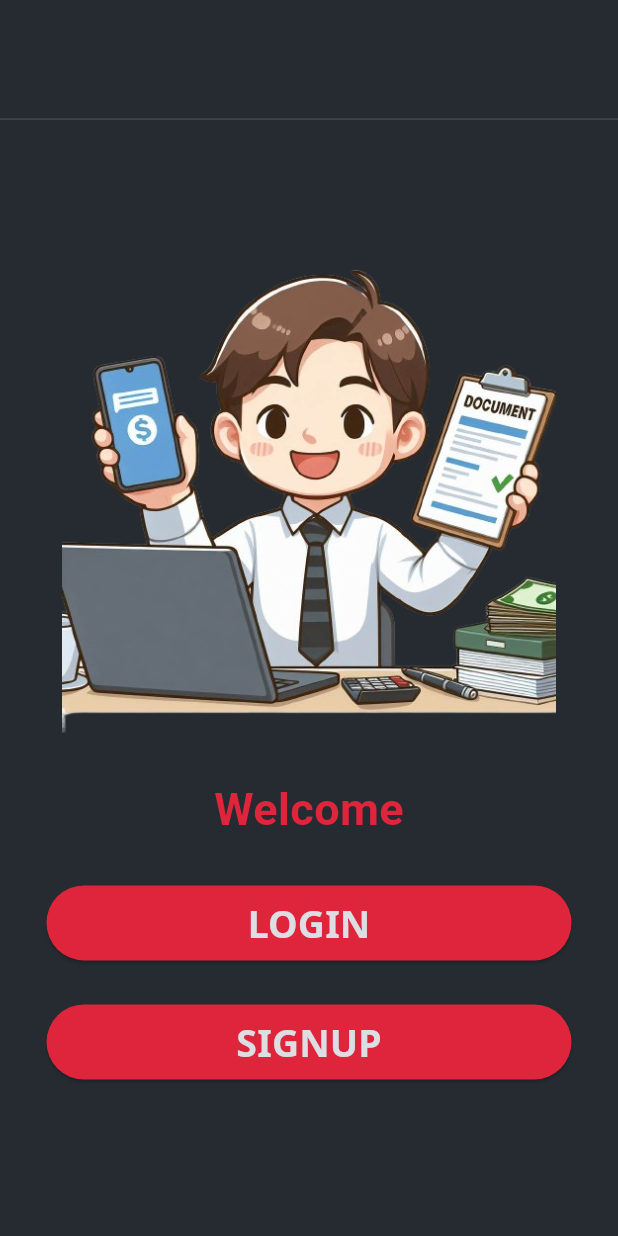
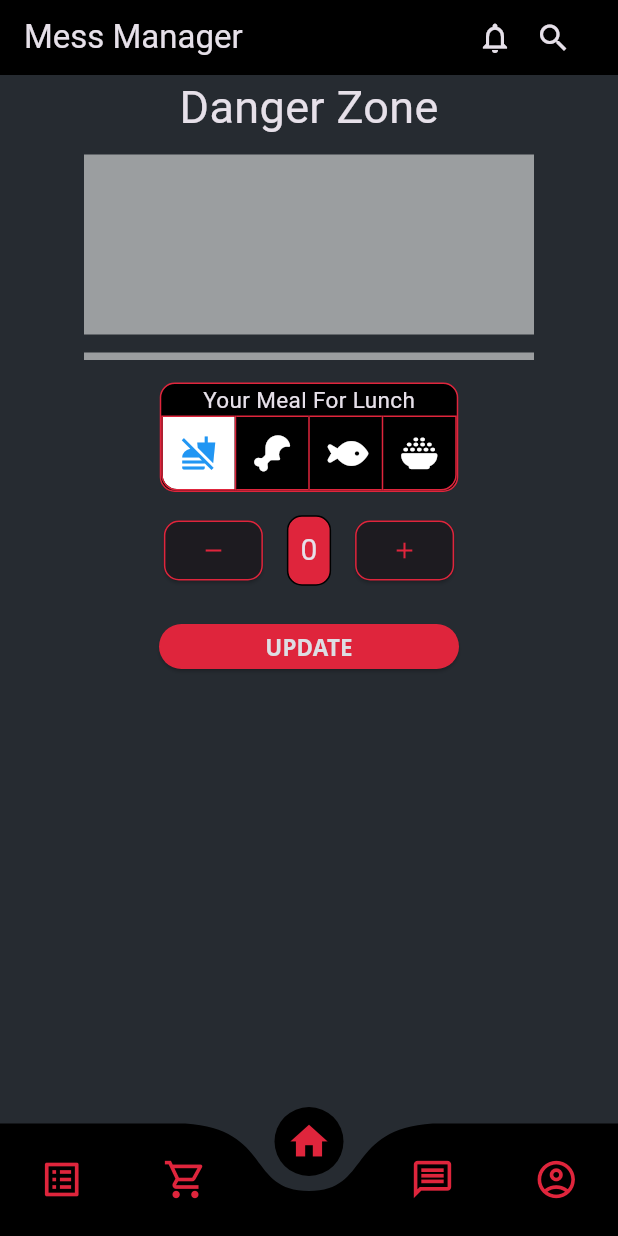
Before and after one commit to nafi-ullah/Mess-Manager, a Flutter app: the screen it shows after launch, on a phone screen of 412 x 824 dp. Run offline on Flutter 3.47's test engine with Material 3 defaults, Android fonts, the light colour scheme and no system bars; drawn by our look-alikes of curved_navigation_bar; our stand-ins replace font_awesome_flutter, get, google_fonts, shared_preferences.

Commit message:
basic ui done

```diff
--- a/lib/dummydata/dummy widgets.dart
+++ b/lib/dummydata/dummy widgets.dart
@@ -4,16 +4,16 @@ import 'package:mess_app/dummydata/memberdata.dart';
 import 'package:mess_app/models/members.dart';
 import 'package:mess_app/widgets/EveryoneMeal.dart';
 
-class MyHomePage extends StatefulWidget {
+class DummyHomePage extends StatefulWidget {
 
   static const String routeName = '/home-page';
-  const MyHomePage({Key? key}) : super(key: key);
+  const DummyHomePage({Key? key}) : super(key: key);
 
   @override
-  _MyHomePageState createState() => _MyHomePageState();
+  _DummyHomePageState createState() => _DummyHomePageState();
 }
 
-class _MyHomePageState extends State<MyHomePage> {
+class _DummyHomePageState extends State<DummyHomePage> {
 
   // Initial Selected Value
   String dropdownvalue = 'off';
--- a/lib/main.dart
+++ b/lib/main.dart
@@ -38,7 +38,7 @@ class MyApp extends StatelessWidget {
         ),
       ),
       home: Scaffold(
-        body: WelcomeScreen(),
+        body: MyHomePage(),
       ),
     );
   }
--- a/lib/screens/AuthScreens/login_screen.dart
+++ b/lib/screens/AuthScreens/login_screen.dart
@@ -111,6 +111,7 @@ class _LoginScreenState extends State<LoginScreen> {
                     height: 60,
                     width: MediaQuery.of(context).size.width,
                     child: ButtonWidget(
+                      textSize: 20,
                       btnText: "Login",
                       onPress: login,
                     ),
--- a/lib/screens/AuthScreens/signup_screen.dart
+++ b/lib/screens/AuthScreens/signup_screen.dart
@@ -207,6 +207,7 @@ class _SignUpScreenState extends State<SignUpScreen> {
                     height: 40,
                     width: MediaQuery.of(context).size.width,
                     child: ButtonWidget(
+                      textSize: 20,
                       btnText: "Signup",
                       onPress: register,
                     ),
--- a/lib/screens/AuthScreens/welcome_screen.dart
+++ b/lib/screens/AuthScreens/welcome_screen.dart
@@ -42,6 +42,7 @@ class _WelcomeScreenState extends State<WelcomeScreen> {
               width: 350,
               height: 50,
               child: ButtonWidget(
+                textSize: 20,
                   btnText: "login",
                   onPress: () {
                     Navigator.push(
@@ -56,6 +57,7 @@ class _WelcomeScreenState extends State<WelcomeScreen> {
               width: 350,
               height: 50,
               child: ButtonWidget(
+                textSize: 20,
                   btnText: "signup",
                   onPress: () {
                     Navigator.push(
--- a/lib/screens/dropdwonTest.dart
+++ b/lib/screens/dropdwonTest.dart
@@ -3,6 +3,7 @@ import 'package:flutter/material.dart';
 import 'package:mess_app/constants/constants.dart';
 import 'package:mess_app/dummydata/memberdata.dart';
 import 'package:mess_app/models/members.dart';
+import 'package:mess_app/screens/feedScreen.dart';
 import 'package:mess_app/widgets/EveryoneMeal.dart';
 
 class MyHomePage extends StatefulWidget {
@@ -21,7 +22,7 @@ class _MyHomePageState extends State<MyHomePage> {
 
     const Center(child: Text("Month List"),),
     const Center(child: Text("Bazar"),),
-    const Center(child: Text("Feed"),),
+    const Feed(),
     const Center(child: Text("Message"),),
     const Center(child: Text("Account"),),
   ];
--- a/lib/screens/feedScreen.dart
+++ b/lib/screens/feedScreen.dart
@@ -0,0 +1,73 @@
+import 'package:flutter/material.dart';
+import 'package:mess_app/widgets/AuthWidgets/button_widget.dart';
+import 'package:mess_app/widgets/MealType.dart';
+import 'package:mess_app/widgets/counter.dart';
+import 'package:get/get.dart';
+
+
+class Feed extends StatefulWidget {
+  const Feed({super.key});
+
+  @override
+  State<Feed> createState() => _FeedState();
+}
+
+void mealUpdate(){
+        Get.defaultDialog(
+          title: "Are confirming your meal?",
+          content: Container(),
+          textConfirm: "Confirm",
+          textCancel: "Cancel",
+          onConfirm: (){
+
+          },
+          onCancel: (){
+
+        }
+        );
+}
+
+class _FeedState extends State<Feed> {
+  String messName = "Danger Zone";
+  bool isDay = true;
+  String mealTime = "Lunch";
+
+  @override
+  Widget build(BuildContext context) {
+    return Column(
+      children: [
+        Row(
+          mainAxisAlignment: MainAxisAlignment.center,
+          children: [
+            Text(messName, style: const TextStyle(
+              fontSize: 30
+            ),)
+          ],
+        ),
+        SizedBox(
+          height: 10,
+        ),
+        Container(
+          width: 300,
+          height: 120,
+          color: Colors.white54,
+        ),
+        SizedBox(
+          height: 12,
+        ),
+        Container(
+          width: 300,
+          height: 5,
+          color: Colors.white54,
+        ),
+        SizedBox(
+          height: 15,
+        ),
+        MealType(meal: mealTime,),
+
+
+
+      ],
+    );
+  }
+}
--- a/lib/widgets/AuthWidgets/button_widget.dart
+++ b/lib/widgets/AuthWidgets/button_widget.dart
@@ -5,11 +5,17 @@ class ButtonWidget extends StatelessWidget {
   final String btnText;
   final VoidCallback onPress;
 
-  ButtonWidget({required this.btnText, required this.onPress});
+  ButtonWidget({
+    required this.textSize,
+    required this.btnText,
+    required this.onPress});
+
+  double textSize;
 
   @override
   Widget build(BuildContext context) {
     return ElevatedButton(
+
       onPressed: onPress,
       style: ElevatedButton.styleFrom(
         primary: Theme.of(context).primaryColor,
@@ -20,7 +26,7 @@ class ButtonWidget extends StatelessWidget {
       child: Text(
         btnText.toUpperCase(),
         style: GoogleFonts.notoSans(
-          fontSize: 25,
+          fontSize: textSize,
           fontWeight: FontWeight.bold,
           color: const Color(0xffdddee3),
         ),
--- a/lib/widgets/MealType.dart
+++ b/lib/widgets/MealType.dart
@@ -0,0 +1,85 @@
+import 'package:flutter/material.dart';
+import 'package:mess_app/constants/constants.dart';
+import 'package:font_awesome_flutter/font_awesome_flutter.dart';
+import 'package:mess_app/widgets/AuthWidgets/button_widget.dart';
+import 'package:mess_app/widgets/counter.dart';
+
+class MealType extends StatefulWidget {
+   MealType({super.key, required this.meal});
+
+  String meal;
+
+  @override
+  State<MealType> createState() => _MealTypeState();
+}
+
+class _MealTypeState extends State<MealType> {
+  List<bool> isSelected = [true, false, false, false];
+
+  @override
+  Widget build(BuildContext context) {
+    return Column(
+      children: [
+        Container(
+         //
+          decoration: BoxDecoration(
+              color: Colors.black,
+            borderRadius: BorderRadius.all(Radius.circular(10)),
+            border: Border.all(color: kPrimaryColor)
+          ),
+
+          child: Column(
+            children: [
+              Text("Your Meal For " + widget.meal, style: TextStyle(
+                fontSize: 15
+              ),),
+              ToggleButtons(children: [
+                Icon(Icons.no_food),
+                Icon(FontAwesomeIcons.drumstickBite),
+                Icon(FontAwesomeIcons.fish),
+                Icon(FontAwesomeIcons.bowlRice),
+
+              ],
+                  isSelected: isSelected,
+              color: Colors.white,
+              selectedColor: Colors.blue,
+              selectedBorderColor: kPrimaryColor,
+              fillColor: Colors.white,
+              borderRadius: const BorderRadius.only(bottomLeft: Radius.circular(10), bottomRight: Radius.circular(10)),
+              borderColor: kPrimaryColor,
+
+                onPressed: (int index) {
+                  setState(() {
+                    for (int i = 0; i < isSelected.length; i++) {
+
+                      isSelected[i] = i == index;
+                    }
+                  });
+                },
+                // Pass the list of boolean values
+
+              ),
+
+            ],
+          ),
+        ),
+        SizedBox(
+          height: 15,
+        ),
+        Counter(),
+        SizedBox(
+          height: 25,
+        ),
+        SizedBox(
+            height: 30,
+            width: 200,
+            child: ButtonWidget(textSize: 15,
+                btnText: "Update", onPress:(){
+                  //mealUpdate();
+
+                })
+        ),
+      ],
+    );
+  }
+}
--- a/lib/widgets/counter.dart
+++ b/lib/widgets/counter.dart
@@ -0,0 +1,77 @@
+import 'package:flutter/material.dart';
+import 'package:font_awesome_flutter/font_awesome_flutter.dart';
+import 'package:mess_app/constants/constants.dart';
+
+class Counter extends StatefulWidget {
+  const Counter({super.key});
+
+  @override
+  State<Counter> createState() => _CounterState();
+}
+
+class _CounterState extends State<Counter> {
+  List<bool> isSelected = [false, false, false];
+
+  int initialValue = 0;
+
+  void increment() {
+    setState(() {
+      initialValue = initialValue < 9 ? initialValue + 1 : 9;
+    });
+  }
+
+  void decrement() {
+    setState(() {
+      initialValue = initialValue > 0 ? initialValue - 1 : 0;
+    });
+  }
+
+  @override
+  Widget build(BuildContext context) {
+    return Row(
+      mainAxisAlignment: MainAxisAlignment.center,
+      children: [
+        ElevatedButton(
+          onPressed: () {
+            decrement();
+          },
+          style: ElevatedButton.styleFrom(
+            onPrimary: kPrimaryColor,
+
+            shape: RoundedRectangleBorder(
+              borderRadius: BorderRadius.circular(10.0),
+              side: BorderSide(color: kPrimaryColor),
+            ),
+          ),
+          child: Icon(Icons.remove),
+        ),
+        Container(
+          margin: EdgeInsets.symmetric(horizontal: 16.0),
+          padding: EdgeInsets.all(8.0),
+          decoration: BoxDecoration(
+            borderRadius: BorderRadius.circular(10.0),
+            color: kPrimaryColor,
+            border: Border.all(),
+          ),
+          child: Text(
+            '$initialValue',
+            style: TextStyle(fontSize: 20.0),
+          ),
+        ),
+        ElevatedButton(
+          onPressed: () {
+            increment();
+          },
+          style: ElevatedButton.styleFrom(
+            onPrimary: kPrimaryColor,
+            shape: RoundedRectangleBorder(
+              borderRadius: BorderRadius.circular(10.0),
+              side: BorderSide(color: kPrimaryColor),
+            ),
+          ),
+          child: Icon(Icons.add),
+        ),
+      ],
+    );
+  }
+}
--- a/pubspec.yaml
+++ b/pubspec.yaml
@@ -40,6 +40,8 @@ dependencies:
   provider: ^6.1.1
   shared_preferences: ^2.2.2
   curved_navigation_bar: ^1.0.3
+  font_awesome_flutter: ^10.6.0
+  get: ^4.6.6
 
 
 
```
Also changed, not shown: pubspec.lock.
